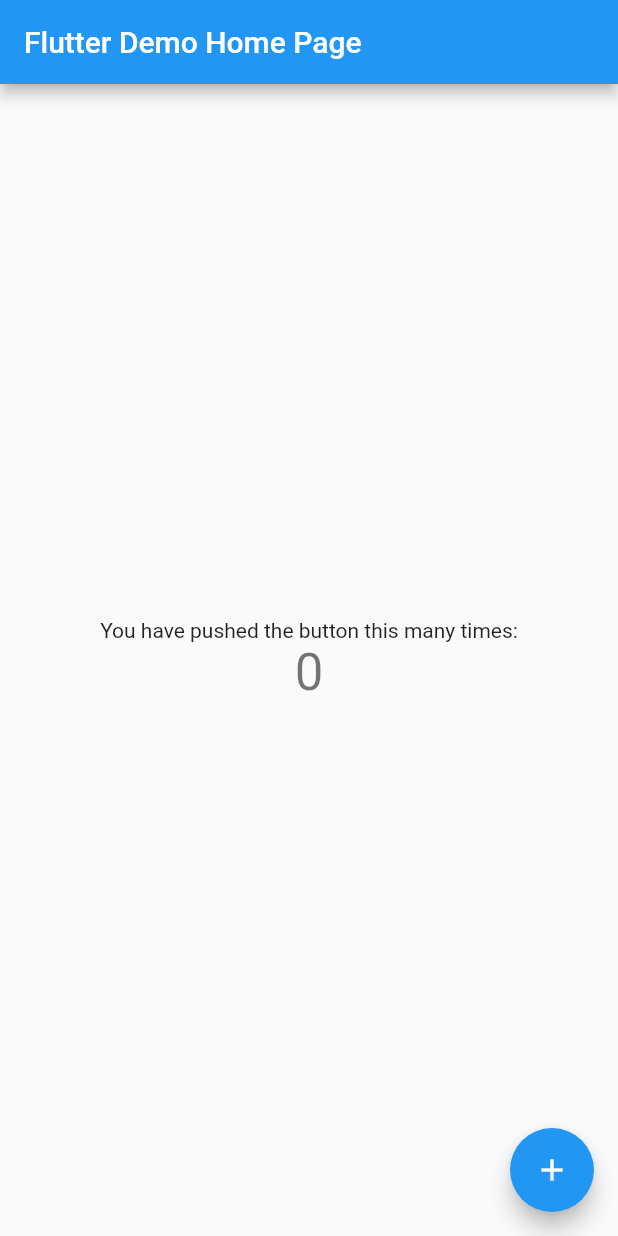
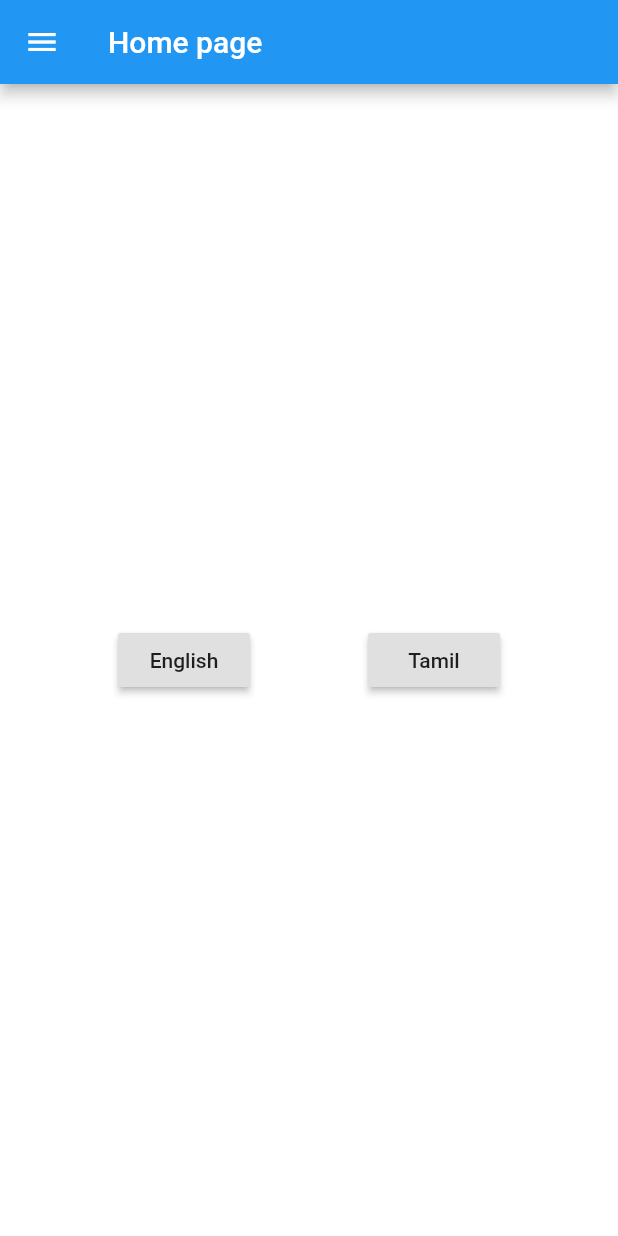
Before and after one commit to Flutter-Learning-Community/Language, a Flutter app: the screen it shows after launch, on a phone screen of 412 x 824 dp. Run offline on Flutter 3.47's test engine with Material 2 defaults, Android fonts, the phone set to English and light mode, and no system bars; drawn by our look-alikes of flutter_zoom_drawer; our stand-ins replace easy_localization.

```diff
--- /dev/null
+++ b/lib/HomeScreen.dart
@@ -0,0 +1,51 @@
+import 'package:flutter/material.dart';
+import 'package:flutter_zoom_drawer/flutter_zoom_drawer.dart';
+import 'package:easy_localization/easy_localization.dart';
+
+class HomeScreen extends StatelessWidget {
+  final ZoomDrawerController;
+  HomeScreen(this.ZoomDrawerController);
+  @override
+  Widget build(BuildContext context) {
+    print(context);
+    print('test');
+    return Scaffold(
+      backgroundColor: Colors.white,
+      appBar: AppBar(
+        title: Text('Home page').tr(),
+        leading: InkWell(
+            onTap: (() => ZoomDrawerController.toggle()),
+            child: Icon(Icons.menu)),
+      ),
+      body: Center(
+        child: Column(
+          mainAxisAlignment: MainAxisAlignment.center,
+          children: [
+            Row(
+              mainAxisAlignment: MainAxisAlignment.spaceEvenly,
+              children: [
+                RaisedButton(
+                  onPressed: () {
+                    print(context);
+                    print('Flutter');
+                    context.locale = Locale("en");
+                    print(context);
+                  },
+                  child: Text('English'),
+                ),
+                RaisedButton(
+                  onPressed: () {
+                    print(context);
+                    print('final');
+                    context.locale = Locale("ta");
+                  },
+                  child: Text('Tamil'),
+                ),
+              ],
+            )
+          ],
+        ),
+      ),
+    );
+  }
+}
--- a/lib/main.dart
+++ b/lib/main.dart
@@ -1,67 +1,44 @@
+import 'package:easy_localization/easy_localization.dart';
 import 'package:flutter/material.dart';
+import 'package:flutter_zoom_drawer/flutter_zoom_drawer.dart';
+import 'package:language/language.dart';
 
-void main() {
-  runApp(const MyApp());
+import 'HomeScreen.dart';
+import 'MenuScreen.dart';
+
+void main() async {
+  WidgetsFlutterBinding.ensureInitialized();
+  await EasyLocalization.ensureInitialized();
+  runApp(EasyLocalization(
+      supportedLocales: [Locale("en"), Locale("ta")],
+      path: "assets/translation",
+      fallbackLocale: Locale("en"),
+      child: homepage()));
 }
 
-class MyApp extends StatelessWidget {
-  const MyApp({Key? key}) : super(key: key);
+class homepage extends StatelessWidget {
+  const homepage({Key? key}) : super(key: key);
 
   @override
   Widget build(BuildContext context) {
+    final DrawerController = ZoomDrawerController();
+
     return MaterialApp(
-      title: 'Flutter Demo',
-      theme: ThemeData(
-        primarySwatch: Colors.blue,
-      ),
-      home: const MyHomePage(title: 'Flutter Demo Home Page'),
+      debugShowCheckedModeBanner: false,
+      supportedLocales: context.supportedLocales,
+      localizationsDelegates: context.localizationDelegates,
+      locale: context.locale,
+      home: ZoomDrawer(
+          controller: DrawerController,
+          style: DrawerStyle.Style1,
+          menuScreen: MenuScreen(),
+          mainScreen: HomeScreen(DrawerController),
+          borderRadius: 40.0,
+          showShadow: true,
+          angle: 0.0,
+          backgroundColor: Colors.grey[300]!,
+          openCurve: Curves.slowMiddle,
+          closeCurve: Curves.decelerate),
     );
   }
 }
-
-class MyHomePage extends StatefulWidget {
-  const MyHomePage({Key? key, required this.title}) : super(key: key);
-
-  final String title;
-
-  @override
-  State<MyHomePage> createState() => _MyHomePageState();
-}
-
-class _MyHomePageState extends State<MyHomePage> {
-  int _counter = 0;
-
-  void _incrementCounter() {
-    setState(() {
-      _counter++;
-    });
-  }
-
-  @override
-  Widget build(BuildContext context) {
-    return Scaffold(
-      appBar: AppBar(
-        title: Text(widget.title),
-      ),
-      body: Center(
-        child: Column(
-          mainAxisAlignment: MainAxisAlignment.center,
-          children: <Widget>[
-            const Text(
-              'You have pushed the button this many times:',
-            ),
-            Text(
-              '$_counter',
-              style: Theme.of(context).textTheme.headline4,
-            ),
-          ],
-        ),
-      ),
-      floatingActionButton: FloatingActionButton(
-        onPressed: _incrementCounter,
-        tooltip: 'Increment',
-        child: const Icon(Icons.add),
-      ),
-    );
-  }
-}
```
Also changed, not shown: assets/translation/en.json (added, +7 -0 lines), assets/translation/ta.json (added, +8 -0 lines), lib/MenuScreen.dart (added, +121 -0 lines), lib/language.dart (added, +45 -0 lines), pubspec.yaml (+5 -2 lines), pubspec.lock, 1 other file.
